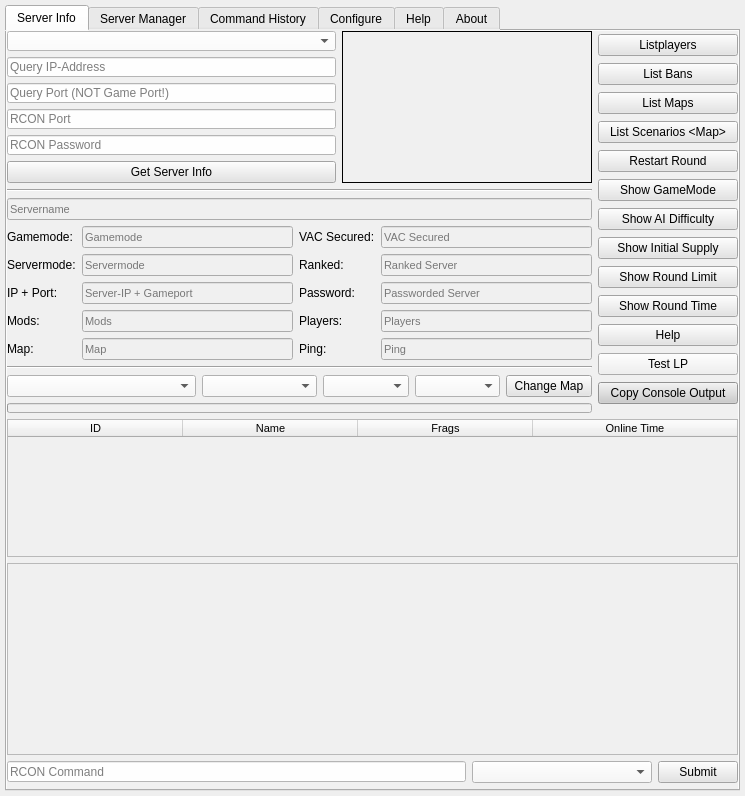
This is source_files/isrt_gui_v0.7.ui in sargolin/ISRT-Insurgency-Sandstorm-RCON-TOOL-and-Mapchanger as Qt 5 draws it before an edit. The edited form follows.
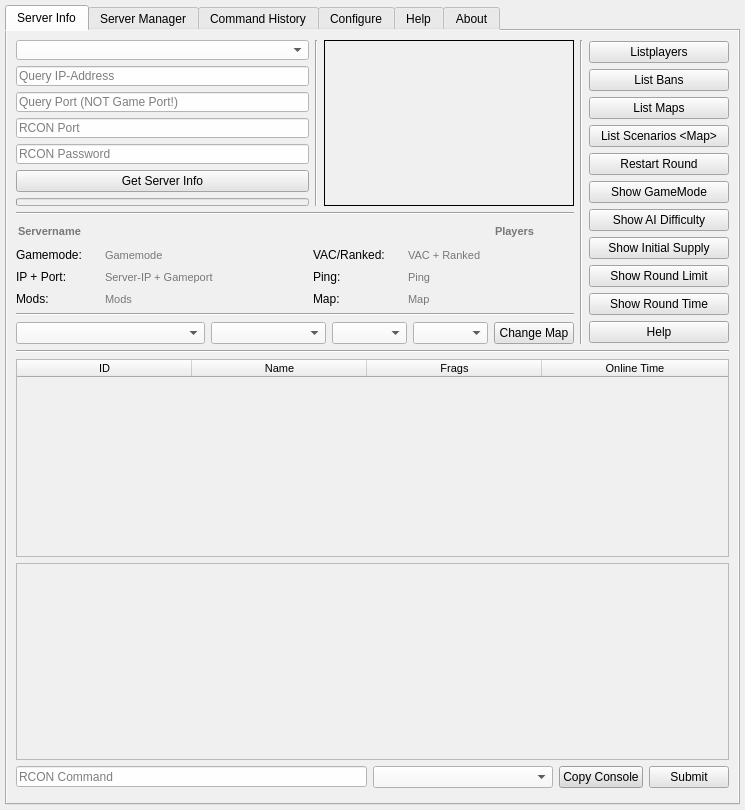
This is the edited form. Icons and pictures are not drawn.

Patch:
```diff
--- a/source_files/isrt_gui_v0.7.ui
+++ b/source_files/isrt_gui_v0.7.ui
@@ -7,7 +7,7 @@
     <x>0</x>
     <y>0</y>
     <width>745</width>
-    <height>796</height>
+    <height>810</height>
    </rect>
   </property>
   <property name="sizePolicy">
@@ -19,7 +19,7 @@
   <property name="minimumSize">
    <size>
     <width>745</width>
-    <height>796</height>
+    <height>810</height>
    </size>
   </property>
   <property name="windowTitle">
@@ -30,9 +30,6 @@
     <normaloff>:/img/img/isrt.ico</normaloff>:/img/img/isrt.ico</iconset>
   </property>
   <layout class="QVBoxLayout" name="verticalLayout_23">
-   <property name="spacing">
-    <number>5</number>
-   </property>
    <property name="leftMargin">
     <number>5</number>
    </property>
@@ -50,10 +47,16 @@
      <property name="enabled">
       <bool>true</bool>
      </property>
+     <property name="sizePolicy">
+      <sizepolicy hsizetype="MinimumExpanding" vsizetype="MinimumExpanding">
+       <horstretch>0</horstretch>
+       <verstretch>0</verstretch>
+      </sizepolicy>
+     </property>
      <property name="minimumSize">
       <size>
        <width>725</width>
-       <height>780</height>
+       <height>800</height>
       </size>
      </property>
      <property name="styleSheet">
@@ -88,24 +91,12 @@
        <string>Server Info</string>
       </attribute>
       <layout class="QVBoxLayout" name="verticalLayout_24">
-       <property name="leftMargin">
-        <number>0</number>
-       </property>
-       <property name="topMargin">
-        <number>0</number>
-       </property>
-       <property name="rightMargin">
-        <number>0</number>
-       </property>
-       <property name="bottomMargin">
-        <number>0</number>
-       </property>
        <item>
-        <layout class="QVBoxLayout" name="verticalLayout_21">
+        <layout class="QVBoxLayout" name="verticalLayout_8">
          <item>
-          <layout class="QHBoxLayout" name="horizontalLayout_5">
+          <layout class="QHBoxLayout" name="horizontalLayout_6">
            <item>
-            <layout class="QVBoxLayout" name="verticalLayout_5">
+            <layout class="QVBoxLayout" name="verticalLayout_22">
              <item>
               <layout class="QHBoxLayout" name="horizontalLayout_3">
                <item>
@@ -315,8 +306,37 @@
                    </property>
                   </widget>
                  </item>
+                 <item>
+                  <widget class="QProgressBar" name="progressbar_map_changer">
+                   <property name="minimumSize">
+                    <size>
+                     <width>0</width>
+                     <height>8</height>
+                    </size>
+                   </property>
+                   <property name="maximumSize">
+                    <size>
+                     <width>16777215</width>
+                     <height>8</height>
+                    </size>
+                   </property>
+                   <property name="value">
+                    <number>0</number>
+                   </property>
+                   <property name="textVisible">
+                    <bool>false</bool>
+                   </property>
+                  </widget>
+                 </item>
                 </layout>
                </item>
+               <item>
+                <widget class="Line" name="line_9">
+                 <property name="orientation">
+                  <enum>Qt::Vertical</enum>
+                 </property>
+                </widget>
+               </item>
                <item>
                 <widget class="QLabel" name="label_map_view">
                  <property name="minimumSize">
@@ -345,8 +365,6 @@
               </layout>
              </item>
              <item>
-              <layout class="QVBoxLayout" name="verticalLayout_7" stretch="0,0,0">
-               <item>
                 <widget class="Line" name="line_3">
                  <property name="orientation">
                   <enum>Qt::Horizontal</enum>
@@ -354,48 +372,153 @@
                 </widget>
                </item>
                <item>
-                <widget class="QLineEdit" name="le_servername">
-                 <property name="sizePolicy">
-                  <sizepolicy hsizetype="Preferred" vsizetype="Fixed">
-                   <horstretch>0</horstretch>
-                   <verstretch>0</verstretch>
-                  </sizepolicy>
-                 </property>
-                 <property name="minimumSize">
-                  <size>
-                   <width>400</width>
-                   <height>0</height>
-                  </size>
-                 </property>
-                 <property name="font">
-                  <font>
-                   <pointsize>8</pointsize>
-                  </font>
-                 </property>
-                 <property name="statusTip">
-                  <string>Servername</string>
-                 </property>
-                 <property name="autoFillBackground">
-                  <bool>false</bool>
-                 </property>
-                 <property name="styleSheet">
-                  <string notr="true">background-color: rgb(240, 240, 240)</string>
-                 </property>
-                 <property name="alignment">
-                  <set>Qt::AlignLeading|Qt::AlignLeft|Qt::AlignVCenter</set>
-                 </property>
-                 <property name="readOnly">
-                  <bool>true</bool>
-                 </property>
-                 <property name="placeholderText">
-                  <string>Servername</string>
-                 </property>
-                </widget>
-               </item>
+              <layout class="QVBoxLayout" name="verticalLayout_7">
                <item>
                 <layout class="QHBoxLayout" name="horizontalLayout_2">
                  <item>
-                  <layout class="QVBoxLayout" name="verticalLayout_6">
+                  <widget class="QLineEdit" name="le_servername">
+                   <property name="sizePolicy">
+                    <sizepolicy hsizetype="MinimumExpanding" vsizetype="Fixed">
+                     <horstretch>0</horstretch>
+                     <verstretch>0</verstretch>
+                    </sizepolicy>
+                   </property>
+                   <property name="minimumSize">
+                    <size>
+                     <width>480</width>
+                     <height>0</height>
+                    </size>
+                   </property>
+                   <property name="font">
+                    <font>
+                     <pointsize>8</pointsize>
+                     <weight>75</weight>
+                     <bold>true</bold>
+                    </font>
+                   </property>
+                   <property name="statusTip">
+                    <string>Servername</string>
+                   </property>
+                   <property name="autoFillBackground">
+                    <bool>false</bool>
+                   </property>
+                   <property name="styleSheet">
+                    <string notr="true">background-color: rgb(240, 240, 240)</string>
+                   </property>
+                   <property name="frame">
+                    <bool>false</bool>
+                   </property>
+                   <property name="alignment">
+                    <set>Qt::AlignLeading|Qt::AlignLeft|Qt::AlignVCenter</set>
+                   </property>
+                   <property name="readOnly">
+                    <bool>true</bool>
+                   </property>
+                   <property name="placeholderText">
+                    <string>Servername</string>
+                   </property>
+                  </widget>
+                 </item>
+                 <item>
+                  <widget class="QLineEdit" name="le_players">
+                   <property name="sizePolicy">
+                    <sizepolicy hsizetype="MinimumExpanding" vsizetype="Fixed">
+                     <horstretch>0</horstretch>
+                     <verstretch>0</verstretch>
+                    </sizepolicy>
+                   </property>
+                   <property name="minimumSize">
+                    <size>
+                     <width>50</width>
+                     <height>0</height>
+                    </size>
+                   </property>
+                   <property name="maximumSize">
+                    <size>
+                     <width>50</width>
+                     <height>16777215</height>
+                    </size>
+                   </property>
+                   <property name="font">
+                    <font>
+                     <pointsize>8</pointsize>
+                     <weight>75</weight>
+                     <bold>true</bold>
+                    </font>
+                   </property>
+                   <property name="statusTip">
+                    <string>Players</string>
+                   </property>
+                   <property name="autoFillBackground">
+                    <bool>false</bool>
+                   </property>
+                   <property name="styleSheet">
+                    <string notr="true">background-color: rgb(240, 240, 240)</string>
+                   </property>
+                   <property name="frame">
+                    <bool>false</bool>
+                   </property>
+                   <property name="alignment">
+                    <set>Qt::AlignLeading|Qt::AlignLeft|Qt::AlignVCenter</set>
+                   </property>
+                   <property name="readOnly">
+                    <bool>true</bool>
+                   </property>
+                   <property name="placeholderText">
+                    <string>Players</string>
+                   </property>
+                  </widget>
+                 </item>
+                 <item>
+                  <widget class="QLabel" name="le_password">
+                   <property name="sizePolicy">
+                    <sizepolicy hsizetype="Fixed" vsizetype="Fixed">
+                     <horstretch>0</horstretch>
+                     <verstretch>0</verstretch>
+                    </sizepolicy>
+                   </property>
+                   <property name="minimumSize">
+                    <size>
+                     <width>20</width>
+                     <height>20</height>
+                    </size>
+                   </property>
+                   <property name="maximumSize">
+                    <size>
+                     <width>20</width>
+                     <height>20</height>
+                    </size>
+                   </property>
+                   <property name="styleSheet">
+                    <string notr="true">border-image: url(:/img/img/lock-unchecked.png);</string>
+                   </property>
+                   <property name="text">
+                    <string/>
+                   </property>
+                  </widget>
+                 </item>
+                 <item>
+                  <spacer name="horizontalSpacer_5">
+                   <property name="orientation">
+                    <enum>Qt::Horizontal</enum>
+                   </property>
+                   <property name="sizeType">
+                    <enum>QSizePolicy::Fixed</enum>
+                   </property>
+                   <property name="sizeHint" stdset="0">
+                    <size>
+                     <width>5</width>
+                     <height>5</height>
+                    </size>
+                   </property>
+                  </spacer>
+                 </item>
+                </layout>
+               </item>
+               <item>
+                <layout class="QHBoxLayout" name="horizontalLayout_5">
+                 <item>
+                  <layout class="QVBoxLayout" name="verticalLayout_3">
                    <item>
                     <widget class="QLabel" name="label_6">
                      <property name="text">
@@ -403,13 +526,6 @@
                      </property>
                     </widget>
                    </item>
-                   <item>
-                    <widget class="QLabel" name="label_7">
-                     <property name="text">
-                      <string>Servermode:</string>
-                     </property>
-                    </widget>
-                   </item>
                    <item>
                     <widget class="QLabel" name="label_8">
                      <property name="text">
@@ -424,17 +540,26 @@
                      </property>
                     </widget>
                    </item>
-                   <item>
-                    <widget class="QLabel" name="label_10">
-                     <property name="text">
-                      <string>Map:</string>
-                     </property>
-                    </widget>
-                   </item>
                   </layout>
                  </item>
                  <item>
-                  <layout class="QVBoxLayout" name="verticalLayout_3">
+                  <spacer name="horizontalSpacer_2">
+                   <property name="orientation">
+                    <enum>Qt::Horizontal</enum>
+                   </property>
+                   <property name="sizeType">
+                    <enum>QSizePolicy::Fixed</enum>
+                   </property>
+                   <property name="sizeHint" stdset="0">
+                    <size>
+                     <width>15</width>
+                     <height>20</height>
+                    </size>
+                   </property>
+                  </spacer>
+                 </item>
+                 <item>
+                  <layout class="QVBoxLayout" name="verticalLayout_4">
                    <item>
                     <widget class="QLineEdit" name="le_gamemode">
                      <property name="font">
@@ -454,33 +579,9 @@
                      <property name="text">
                       <string/>
                      </property>
-                     <property name="alignment">
-                      <set>Qt::AlignLeading|Qt::AlignLeft|Qt::AlignVCenter</set>
-                     </property>
-                     <property name="readOnly">
-                      <bool>true</bool>
-                     </property>
-                     <property name="placeholderText">
-                      <string>Gamemode</string>
-                     </property>
-                    </widget>
-                   </item>
-                   <item>
-                    <widget class="QLineEdit" name="le_servermode">
-                     <property name="font">
-                      <font>
-                       <pointsize>8</pointsize>
-                      </font>
-                     </property>
-                     <property name="statusTip">
-                      <string>Servermode</string>
-                     </property>
-                     <property name="autoFillBackground">
+                     <property name="frame">
                       <bool>false</bool>
                      </property>
-                     <property name="styleSheet">
-                      <string notr="true">background-color: rgb(240, 240, 240)</string>
-                     </property>
                      <property name="alignment">
                       <set>Qt::AlignLeading|Qt::AlignLeft|Qt::AlignVCenter</set>
                      </property>
@@ -488,7 +589,7 @@
                       <bool>true</bool>
                      </property>
                      <property name="placeholderText">
-                      <string>Servermode</string>
+                      <string>Gamemode</string>
                      </property>
                     </widget>
                    </item>
@@ -508,6 +609,9 @@
                      <property name="styleSheet">
                       <string notr="true">background-color: rgb(240, 240, 240)</string>
                      </property>
+                     <property name="frame">
+                      <bool>false</bool>
+                     </property>
                      <property name="alignment">
                       <set>Qt::AlignLeading|Qt::AlignLeft|Qt::AlignVCenter</set>
                      </property>
@@ -535,6 +639,9 @@
                      <property name="styleSheet">
                       <string notr="true">background-color: rgb(240, 240, 240)</string>
                      </property>
+                     <property name="frame">
+                      <bool>false</bool>
+                     </property>
                      <property name="alignment">
                       <set>Qt::AlignLeading|Qt::AlignLeft|Qt::AlignVCenter</set>
                      </property>
@@ -546,41 +653,30 @@
                      </property>
                     </widget>
                    </item>
-                   <item>
-                    <widget class="QLineEdit" name="le_map">
-                     <property name="font">
-                      <font>
-                       <pointsize>8</pointsize>
-                      </font>
-                     </property>
-                     <property name="statusTip">
-                      <string>Map</string>
-                     </property>
-                     <property name="autoFillBackground">
-                      <bool>false</bool>
-                     </property>
-                     <property name="styleSheet">
-                      <string notr="true">background-color: rgb(240, 240, 240)</string>
-                     </property>
-                     <property name="alignment">
-                      <set>Qt::AlignLeading|Qt::AlignLeft|Qt::AlignVCenter</set>
-                     </property>
-                     <property name="readOnly">
-                      <bool>true</bool>
-                     </property>
-                     <property name="placeholderText">
-                      <string>Map</string>
-                     </property>
-                    </widget>
-                   </item>
                   </layout>
                  </item>
                  <item>
-                  <layout class="QVBoxLayout" name="verticalLayout_4">
+                  <spacer name="horizontalSpacer_3">
+                   <property name="orientation">
+                    <enum>Qt::Horizontal</enum>
+                   </property>
+                   <property name="sizeType">
+                    <enum>QSizePolicy::Fixed</enum>
+                   </property>
+                   <property name="sizeHint" stdset="0">
+                    <size>
+                     <width>35</width>
+                     <height>30</height>
+                    </size>
+                   </property>
+                  </spacer>
+                 </item>
+                 <item>
+                  <layout class="QVBoxLayout" name="verticalLayout_5">
                    <item>
                     <widget class="QLabel" name="label">
                      <property name="text">
-                      <string>VAC Secured:</string>
+                      <string>VAC/Ranked:</string>
                      </property>
                      <property name="alignment">
                       <set>Qt::AlignLeading|Qt::AlignLeft|Qt::AlignVCenter</set>
@@ -588,49 +684,39 @@
                     </widget>
                    </item>
                    <item>
-                    <widget class="QLabel" name="label_2">
-                     <property name="text">
-                      <string>Ranked:</string>
-                     </property>
-                     <property name="alignment">
-                      <set>Qt::AlignLeading|Qt::AlignLeft|Qt::AlignVCenter</set>
-                     </property>
-                    </widget>
-                   </item>
-                   <item>
-                    <widget class="QLabel" name="label_3">
-                     <property name="text">
-                      <string>Password:</string>
-                     </property>
-                     <property name="alignment">
-                      <set>Qt::AlignLeading|Qt::AlignLeft|Qt::AlignVCenter</set>
-                     </property>
-                    </widget>
-                   </item>
-                   <item>
-                    <widget class="QLabel" name="label_4">
-                     <property name="text">
-                      <string>Players:</string>
-                     </property>
-                     <property name="alignment">
-                      <set>Qt::AlignLeading|Qt::AlignLeft|Qt::AlignVCenter</set>
-                     </property>
-                    </widget>
-                   </item>
-                   <item>
-                    <widget class="QLabel" name="label_5">
+                    <widget class="QLabel" name="label_14">
                      <property name="text">
                       <string>Ping:</string>
                      </property>
-                     <property name="alignment">
-                      <set>Qt::AlignLeading|Qt::AlignLeft|Qt::AlignVCenter</set>
+                    </widget>
+                   </item>
+                   <item>
+                    <widget class="QLabel" name="label_10">
+                     <property name="text">
+                      <string>Map:</string>
                      </property>
                     </widget>
                    </item>
                   </layout>
                  </item>
                  <item>
-                  <layout class="QVBoxLayout" name="verticalLayout_9">
+                  <spacer name="horizontalSpacer_4">
+                   <property name="orientation">
+                    <enum>Qt::Horizontal</enum>
+                   </property>
+                   <property name="sizeType">
+                    <enum>QSizePolicy::Fixed</enum>
+                   </property>
+                   <property name="sizeHint" stdset="0">
+                    <size>
+                     <width>15</width>
+                     <height>20</height>
+                    </size>
+                   </property>
+                  </spacer>
+                 </item>
+                 <item>
+                  <layout class="QVBoxLayout" name="verticalLayout_6">
                    <item>
                     <widget class="QLineEdit" name="le_vac">
                      <property name="font">
@@ -647,33 +733,9 @@
                      <property name="styleSheet">
                       <string notr="true">background-color: rgb(240, 240, 240)</string>
                      </property>
-                     <property name="alignment">
-                      <set>Qt::AlignLeading|Qt::AlignLeft|Qt::AlignVCenter</set>
-                     </property>
-                     <property name="readOnly">
-                      <bool>true</bool>
-                     </property>
-                     <property name="placeholderText">
-                      <string>VAC Secured</string>
-                     </property>
-                    </widget>
-                   </item>
-                   <item>
-                    <widget class="QLineEdit" name="le_ranked">
-                     <property name="font">
-                      <font>
-                       <pointsize>8</pointsize>
-                      </font>
-                     </property>
-                     <property name="statusTip">
-                      <string>Ranked Server</string>
-                     </property>
-                     <property name="autoFillBackground">
+                     <property name="frame">
                       <bool>false</bool>
                      </property>
-                     <property name="styleSheet">
-                      <string notr="true">background-color: rgb(240, 240, 240)</string>
-                     </property>
                      <property name="alignment">
                       <set>Qt::AlignLeading|Qt::AlignLeft|Qt::AlignVCenter</set>
                      </property>
@@ -681,61 +743,7 @@
                       <bool>true</bool>
                      </property>
                      <property name="placeholderText">
-                      <string>Ranked Server</string>
-                     </property>
-                    </widget>
-                   </item>
-                   <item>
-                    <widget class="QLineEdit" name="le_password">
-                     <property name="font">
-                      <font>
-                       <pointsize>8</pointsize>
-                      </font>
-                     </property>
-                     <property name="statusTip">
-                      <string>Passworded Server</string>
-                     </property>
-                     <property name="autoFillBackground">
-                      <bool>false</bool>
-                     </property>
-                     <property name="styleSheet">
-                      <string notr="true">background-color: rgb(240, 240, 240)</string>
-                     </property>
-                     <property name="alignment">
-                      <set>Qt::AlignLeading|Qt::AlignLeft|Qt::AlignVCenter</set>
-                     </property>
-                     <property name="readOnly">
-                      <bool>true</bool>
-                     </property>
-                     <property name="placeholderText">
-                      <string>Passworded Server</string>
-                     </property>
-                    </widget>
-                   </item>
-                   <item>
-                    <widget class="QLineEdit" name="le_players">
-                     <property name="font">
-                      <font>
-                       <pointsize>8</pointsize>
-                      </font>
-                     </property>
-                     <property name="statusTip">
-                      <string>Players</string>
-                     </property>
-                     <property name="autoFillBackground">
-                      <bool>false</bool>
-                     </property>
-                     <property name="styleSheet">
-                      <string notr="true">background-color: rgb(240, 240, 240)</string>
-                     </property>
-                     <property name="alignment">
-                      <set>Qt::AlignLeading|Qt::AlignLeft|Qt::AlignVCenter</set>
-                     </property>
-                     <property name="readOnly">
-                      <bool>true</bool>
-                     </property>
-                     <property name="placeholderText">
-                      <string>Players</string>
+                      <string>VAC + Ranked</string>
                      </property>
                     </widget>
                    </item>
@@ -755,6 +763,9 @@
                      <property name="styleSheet">
                       <string notr="true">background-color: rgb(240, 240, 240)</string>
                      </property>
+                     <property name="frame">
+                      <bool>false</bool>
+                     </property>
                      <property name="alignment">
                       <set>Qt::AlignLeading|Qt::AlignLeft|Qt::AlignVCenter</set>
                      </property>
@@ -766,12 +777,44 @@
                      </property>
                     </widget>
                    </item>
+                   <item>
+                    <widget class="QLineEdit" name="le_map">
+                     <property name="font">
+                      <font>
+                       <pointsize>8</pointsize>
+                      </font>
+                     </property>
+                     <property name="statusTip">
+                      <string>Map</string>
+                     </property>
+                     <property name="autoFillBackground">
+                      <bool>false</bool>
+                     </property>
+                     <property name="styleSheet">
+                      <string notr="true">background-color: rgb(240, 240, 240)</string>
+                     </property>
+                     <property name="frame">
+                      <bool>false</bool>
+                     </property>
+                     <property name="alignment">
+                      <set>Qt::AlignLeading|Qt::AlignLeft|Qt::AlignVCenter</set>
+                     </property>
+                     <property name="readOnly">
+                      <bool>true</bool>
+                     </property>
+                     <property name="placeholderText">
+                      <string>Map</string>
+                     </property>
+                    </widget>
+                   </item>
                   </layout>
                  </item>
                 </layout>
                </item>
               </layout>
              </item>
+             <item>
+              <layout class="QVBoxLayout" name="verticalLayout_21">
              <item>
               <widget class="Line" name="line_2">
                <property name="orientation">
@@ -780,6 +823,8 @@
               </widget>
              </item>
              <item>
+                <layout class="QVBoxLayout" name="verticalLayout_9">
+                 <item>
               <layout class="QHBoxLayout" name="horizontalLayout_4">
                <item>
                 <widget class="QComboBox" name="dropdown_select_travelscenario">
@@ -939,34 +984,26 @@
                </item>
               </layout>
              </item>
+                </layout>
+               </item>
+              </layout>
+             </item>
+            </layout>
+           </item>
              <item>
-              <widget class="QProgressBar" name="progressbar_map_changer">
-               <property name="minimumSize">
-                <size>
-                 <width>0</width>
-                 <height>10</height>
-                </size>
-               </property>
-               <property name="maximumSize">
-                <size>
-                 <width>16777215</width>
-                 <height>10</height>
-                </size>
-               </property>
-               <property name="value">
-                <number>0</number>
-               </property>
-               <property name="textVisible">
-                <bool>false</bool>
-               </property>
-              </widget>
-             </item>
-            </layout>
+            <widget class="Line" name="line_7">
+             <property name="orientation">
+              <enum>Qt::Vertical</enum>
+             </property>
+            </widget>
            </item>
            <item>
             <layout class="QVBoxLayout" name="verticalLayout_10">
              <property name="spacing">
-              <number>4</number>
+              <number>5</number>
+             </property>
+             <property name="bottomMargin">
+              <number>0</number>
              </property>
              <item>
               <widget class="QPushButton" name="btn_main_drcon_listplayers">
@@ -1287,45 +1324,25 @@
                </property>
               </widget>
              </item>
-             <item>
-              <widget class="QPushButton" name="btn_main_fancy_lp">
-               <property name="text">
-                <string>Test LP</string>
-               </property>
-              </widget>
-             </item>
+            </layout>
+           </item>
+          </layout>
+         </item>
              <item>
-              <widget class="QPushButton" name="btn_main_copytoclipboard">
-               <property name="toolTip">
-                <string>Copy the output of console to Clipboard</string>
-               </property>
-               <property name="statusTip">
-                <string>Copy the output of console to Clipboard</string>
-               </property>
-               <property name="styleSheet">
-                <string notr="true">background-color:rgb(204, 204, 204)
-</string>
-               </property>
-               <property name="text">
-                <string>Copy Console Output</string>
-               </property>
-               <property name="autoDefault">
-                <bool>false</bool>
-               </property>
-               <property name="default">
-                <bool>false</bool>
-               </property>
-               <property name="flat">
-                <bool>false</bool>
-               </property>
-              </widget>
-             </item>
-            </layout>
-           </item>
-          </layout>
+          <widget class="Line" name="line_8">
+           <property name="orientation">
+            <enum>Qt::Horizontal</enum>
+           </property>
+          </widget>
          </item>
          <item>
           <widget class="QTableWidget" name="tbl_player_output">
+           <property name="minimumSize">
+            <size>
+             <width>0</width>
+             <height>150</height>
+            </size>
+           </property>
            <property name="font">
             <font>
              <pointsize>8</pointsize>
@@ -1365,7 +1382,7 @@
             <bool>false</bool>
            </attribute>
            <attribute name="verticalHeaderMinimumSectionSize">
-            <number>15</number>
+            <number>12</number>
            </attribute>
            <attribute name="verticalHeaderDefaultSectionSize">
             <number>15</number>
@@ -1408,7 +1425,9 @@
            </property>
            <property name="font">
             <font>
-             <pointsize>9</pointsize>
+             <pointsize>10</pointsize>
+             <weight>50</weight>
+             <bold>false</bold>
             </font>
            </property>
            <property name="styleSheet">
@@ -1447,14 +1466,12 @@
           </widget>
          </item>
          <item>
-          <layout class="QVBoxLayout" name="verticalLayout_8">
-           <item>
             <layout class="QHBoxLayout" name="horizontalLayout">
              <item>
               <widget class="QLineEdit" name="label_rconcommand">
                <property name="minimumSize">
                 <size>
-                 <width>190</width>
+               <width>350</width>
                  <height>21</height>
                 </size>
                </property>
@@ -1509,6 +1526,32 @@
                </property>
               </widget>
              </item>
+           <item>
+            <widget class="QPushButton" name="btn_main_copytoclipboard">
+             <property name="toolTip">
+              <string>Copy the output of console to Clipboard</string>
+             </property>
+             <property name="statusTip">
+              <string>Copy the output of console to Clipboard</string>
+             </property>
+             <property name="styleSheet">
+              <string notr="true">background-color:rgb(218, 218, 218)
+</string>
+             </property>
+             <property name="text">
+              <string>Copy Console</string>
+             </property>
+             <property name="autoDefault">
+              <bool>false</bool>
+             </property>
+             <property name="default">
+              <bool>false</bool>
+             </property>
+             <property name="flat">
+              <bool>false</bool>
+             </property>
+            </widget>
+           </item>
              <item>
               <widget class="QPushButton" name="btn_main_exec_rcon">
                <property name="minimumSize">
@@ -1554,8 +1597,6 @@
            </item>
           </layout>
          </item>
-        </layout>
-       </item>
        <item>
         <widget class="Line" name="line">
          <property name="orientation">
```
Left out of the diff: 21 changed lines with no effect on the pictures. Lines whose indentation alone changed are shown as unchanged.
